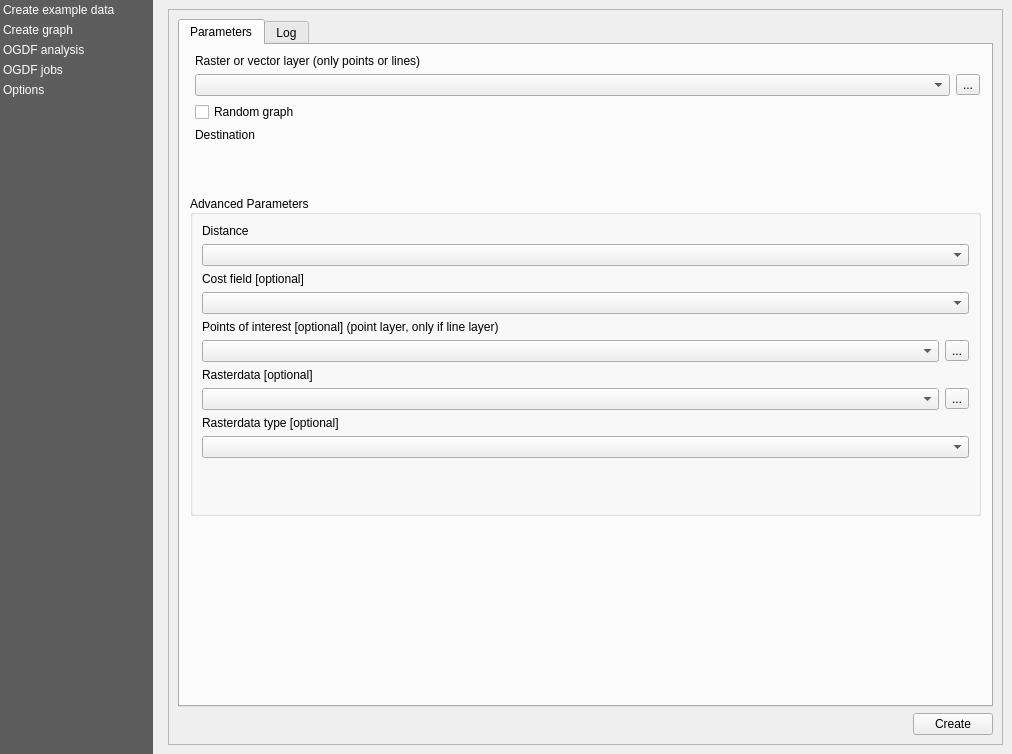
First picture: the form in views/PluginDialog.ui, repository S-P-A-N-N-E-R-S/Frontend, before the edit.
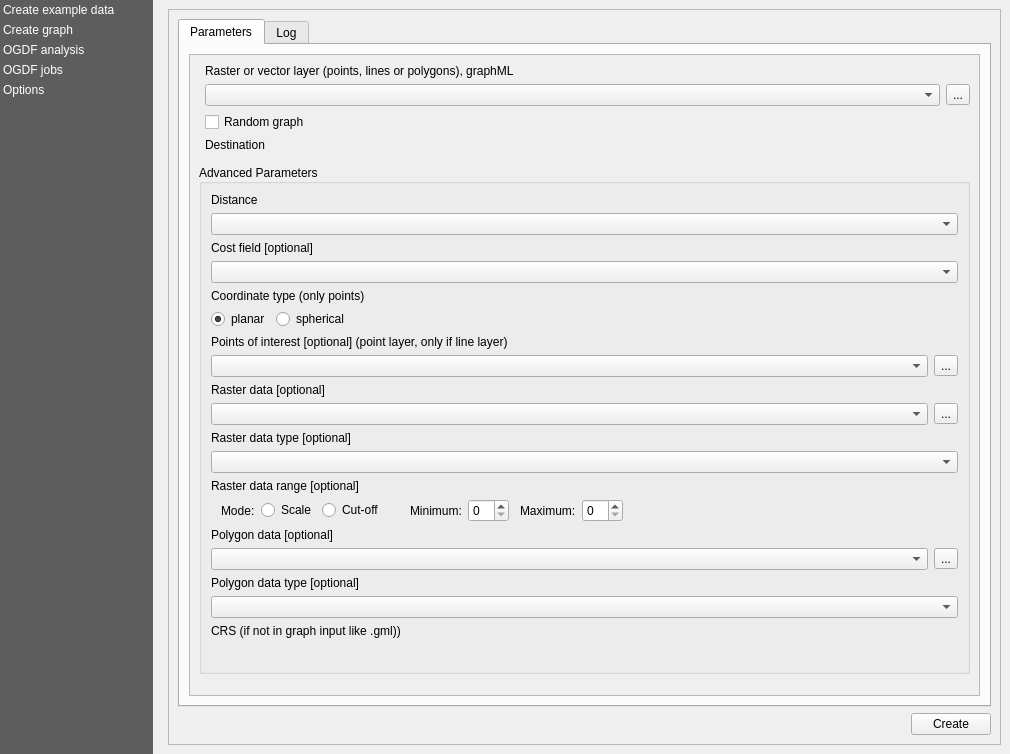
Second picture: the form after the edit. The open tabs and pages were chosen to show the change. Custom widgets are drawn as their Qt base class.

Commit message: Add input fields according to requirements analysis, refs #1

Patch:
```diff
--- a/views/PluginDialog.ui
+++ b/views/PluginDialog.ui
@@ -9,7 +9,7 @@
    <rect>
     <x>0</x>
     <y>0</y>
-    <width>1012</width>
+    <width>1010</width>
     <height>754</height>
    </rect>
   </property>
@@ -140,7 +140,7 @@
           <rect>
            <x>0</x>
            <y>0</y>
-           <width>833</width>
+           <width>831</width>
            <height>734</height>
           </rect>
          </property>
@@ -261,25 +261,33 @@
                    <attribute name="title">
                     <string>Parameters</string>
                    </attribute>
-                   <widget class="QWidget" name="formLayoutWidget_2">
+                   <layout class="QVBoxLayout" name="verticalLayout_16">
+                    <item>
+                     <widget class="QScrollArea" name="scrollArea">
+                      <property name="widgetResizable">
+                       <bool>true</bool>
+                      </property>
+                      <widget class="QWidget" name="scrollAreaWidgetContents_2">
                     <property name="geometry">
                      <rect>
-                      <x>9</x>
-                      <y>9</y>
-                      <width>791</width>
-                      <height>131</height>
-                     </rect>
-                    </property>
-                    <layout class="QFormLayout" name="formLayout_2">
+                         <x>0</x>
+                         <y>-77</y>
+                         <width>773</width>
+                         <height>711</height>
+                        </rect>
+                       </property>
+                       <layout class="QVBoxLayout" name="verticalLayout_18">
+                        <item>
+                         <layout class="QFormLayout" name="formLayout_10">
                      <item row="0" column="1">
                       <widget class="QLabel" name="create_graph_input_label">
                        <property name="text">
-                        <string>Raster or vector layer (only points or lines)</string>
+                             <string>Raster or vector layer (points, lines or polygons), graphML</string>
                        </property>
                       </widget>
                      </item>
                      <item row="1" column="1">
-                      <layout class="QHBoxLayout" name="horizontalLayout_5">
+                           <layout class="QHBoxLayout" name="horizontalLayout_17">
                        <item>
                         <widget class="QgsMapLayerComboBox" name="create_graph_input"/>
                        </item>
@@ -323,16 +331,9 @@
                       </widget>
                      </item>
                     </layout>
-                   </widget>
+                        </item>
+                        <item>
                    <widget class="QgsCollapsibleGroupBox" name="mGroupBox">
-                    <property name="geometry">
-                     <rect>
-                      <x>10</x>
-                      <y>150</y>
-                      <width>791</width>
-                      <height>321</height>
-                     </rect>
-                    </property>
                     <property name="title">
                      <string>Advanced Parameters</string>
                     </property>
@@ -387,14 +388,42 @@
                         <widget class="QgsFieldComboBox" name="create_graph_cost_input"/>
                        </item>
                        <item row="4" column="0">
+                              <widget class="QLabel" name="create_graph_coordinatetype_label">
+                               <property name="text">
+                                <string>Coordinate type (only points)</string>
+                               </property>
+                              </widget>
+                             </item>
+                             <item row="5" column="0">
+                              <layout class="QHBoxLayout" name="horizontalLayout_12">
+                               <item>
+                                <widget class="QRadioButton" name="create_graph_coordinatetype_planar">
+                                 <property name="text">
+                                  <string>planar</string>
+                                 </property>
+                                 <property name="checked">
+                                  <bool>true</bool>
+                                 </property>
+                                </widget>
+                               </item>
+                               <item>
+                                <widget class="QRadioButton" name="create_graph_coordinatestype_spherical">
+                                 <property name="text">
+                                  <string>spherical</string>
+                                 </property>
+                                </widget>
+                               </item>
+                              </layout>
+                             </item>
+                             <item row="6" column="0">
                         <widget class="QLabel" name="create_graph_poi_label">
                          <property name="text">
                           <string>Points of interest [optional] (point layer, only if line layer)</string>
                          </property>
                         </widget>
                        </item>
-                       <item row="5" column="0" colspan="2">
-                        <layout class="QHBoxLayout" name="horizontalLayout_4">
+                             <item row="7" column="0" colspan="2">
+                              <layout class="QHBoxLayout" name="horizontalLayout_13">
                          <item>
                           <widget class="QgsMapLayerComboBox" name="create_graph_poi_input"/>
                          </item>
@@ -407,15 +436,15 @@
                          </item>
                         </layout>
                        </item>
-                       <item row="6" column="0">
+                             <item row="8" column="0">
                         <widget class="QLabel" name="create_graph_raster_label">
                          <property name="text">
-                          <string>Rasterdata [optional]</string>
+                                <string>Raster data [optional]</string>
                          </property>
                         </widget>
                        </item>
-                       <item row="7" column="0" colspan="2">
-                        <layout class="QHBoxLayout" name="horizontalLayout_6">
+                             <item row="9" column="0" colspan="2">
+                              <layout class="QHBoxLayout" name="horizontalLayout_14">
                          <item>
                           <widget class="QgsMapLayerComboBox" name="create_graph_raster_input"/>
                          </item>
@@ -428,20 +457,216 @@
                          </item>
                         </layout>
                        </item>
-                       <item row="8" column="0">
+                             <item row="10" column="0">
                         <widget class="QLabel" name="create_graph_rastertype_label">
                          <property name="text">
-                          <string>Rasterdata type [optional]</string>
+                                <string>Raster data type [optional]</string>
                          </property>
                         </widget>
                        </item>
-                       <item row="9" column="0" colspan="2">
+                             <item row="11" column="0" colspan="2">
                         <widget class="QComboBox" name="create_graph_rastertype_input"/>
                        </item>
-                      </layout>
-                     </item>
-                    </layout>
-                   </widget>
+                             <item row="12" column="0">
+                              <widget class="QLabel" name="create_graph_rasterrange_label">
+                               <property name="text">
+                                <string>Raster data range [optional]</string>
+                               </property>
+                              </widget>
+                             </item>
+                             <item row="13" column="0" colspan="2">
+                              <layout class="QHBoxLayout" name="horizontalLayout_15">
+                               <item>
+                                <spacer name="horizontalSpacer_8">
+                                 <property name="orientation">
+                                  <enum>Qt::Horizontal</enum>
+                                 </property>
+                                 <property name="sizeType">
+                                  <enum>QSizePolicy::Maximum</enum>
+                                 </property>
+                                 <property name="sizeHint" stdset="0">
+                                  <size>
+                                   <width>10</width>
+                                   <height>20</height>
+                                  </size>
+                                 </property>
+                                </spacer>
+                               </item>
+                               <item>
+                                <widget class="QLabel" name="create_graph_rasterrangemode_label">
+                                 <property name="text">
+                                  <string>Mode:</string>
+                                 </property>
+                                </widget>
+                               </item>
+                               <item>
+                                <widget class="QRadioButton" name="create_graph_rasterrange_scale_input">
+                                 <property name="text">
+                                  <string>Scale</string>
+                                 </property>
+                                </widget>
+                               </item>
+                               <item>
+                                <widget class="QRadioButton" name="create_graph_rasterrange_cutoff_input">
+                                 <property name="text">
+                                  <string>Cut-off</string>
+                                 </property>
+                                </widget>
+                               </item>
+                               <item>
+                                <spacer name="horizontalSpacer_9">
+                                 <property name="orientation">
+                                  <enum>Qt::Horizontal</enum>
+                                 </property>
+                                 <property name="sizeType">
+                                  <enum>QSizePolicy::Maximum</enum>
+                                 </property>
+                                 <property name="sizeHint" stdset="0">
+                                  <size>
+                                   <width>20</width>
+                                   <height>20</height>
+                                  </size>
+                                 </property>
+                                </spacer>
+                               </item>
+                               <item>
+                                <widget class="QLabel" name="create_graph_rastermin_label">
+                                 <property name="text">
+                                  <string>Minimum:</string>
+                                 </property>
+                                </widget>
+                               </item>
+                               <item>
+                                <widget class="QSpinBox" name="create_graph_rastermin_input"/>
+                               </item>
+                               <item>
+                                <spacer name="horizontalSpacer_10">
+                                 <property name="orientation">
+                                  <enum>Qt::Horizontal</enum>
+                                 </property>
+                                 <property name="sizeType">
+                                  <enum>QSizePolicy::Maximum</enum>
+                                 </property>
+                                 <property name="sizeHint" stdset="0">
+                                  <size>
+                                   <width>5</width>
+                                   <height>20</height>
+                                  </size>
+                                 </property>
+                                </spacer>
+                               </item>
+                               <item>
+                                <widget class="QLabel" name="create_graph_rastermax_label">
+                                 <property name="text">
+                                  <string>Maximum:</string>
+                                 </property>
+                                </widget>
+                               </item>
+                               <item>
+                                <widget class="QSpinBox" name="create_graph_rastermax_input">
+                                 <property name="frame">
+                                  <bool>true</bool>
+                                 </property>
+                                 <property name="minimum">
+                                  <number>0</number>
+                                 </property>
+                                 <property name="value">
+                                  <number>0</number>
+                                 </property>
+                                </widget>
+                               </item>
+                               <item>
+                                <spacer name="horizontalSpacer_11">
+                                 <property name="orientation">
+                                  <enum>Qt::Horizontal</enum>
+                                 </property>
+                                 <property name="sizeHint" stdset="0">
+                                  <size>
+                                   <width>40</width>
+                                   <height>20</height>
+                                  </size>
+                                 </property>
+                                </spacer>
+                               </item>
+                              </layout>
+                             </item>
+                             <item row="14" column="0">
+                              <widget class="QLabel" name="create_graph_polygon_label">
+                               <property name="text">
+                                <string>Polygon data [optional]</string>
+                               </property>
+                              </widget>
+                             </item>
+                             <item row="15" column="0" colspan="2">
+                              <layout class="QHBoxLayout" name="horizontalLayout_16">
+                               <item>
+                                <widget class="QgsMapLayerComboBox" name="create_graph_polygon_input"/>
+                               </item>
+                               <item>
+                                <widget class="QToolButton" name="create_graph_polygon_input_tools">
+                                 <property name="text">
+                                  <string>...</string>
+                                 </property>
+                                </widget>
+                               </item>
+                              </layout>
+                             </item>
+                             <item row="16" column="0">
+                              <widget class="QLabel" name="create_graph_polygontype_label">
+                               <property name="text">
+                                <string>Polygon data type [optional]</string>
+                               </property>
+                              </widget>
+                             </item>
+                             <item row="17" column="0" colspan="2">
+                              <widget class="QComboBox" name="create_graph_polygontype_input"/>
+                             </item>
+                             <item row="18" column="0">
+                              <widget class="QLabel" name="create_graph_crs_label">
+                               <property name="text">
+                                <string>CRS (if not in graph input like .gml))</string>
+                               </property>
+                              </widget>
+                             </item>
+                             <item row="19" column="0" colspan="2">
+                              <widget class="QgsProjectionSelectionWidget" name="create_graph_crs_input"/>
+                             </item>
+                             <item row="20" column="0">
+                              <spacer name="verticalSpacer_2">
+                               <property name="orientation">
+                                <enum>Qt::Vertical</enum>
+                               </property>
+                               <property name="sizeHint" stdset="0">
+                                <size>
+                                 <width>20</width>
+                                 <height>40</height>
+                                </size>
+                               </property>
+                              </spacer>
+                             </item>
+                            </layout>
+                           </item>
+                          </layout>
+                         </widget>
+                        </item>
+                        <item>
+                         <spacer name="verticalSpacer_3">
+                          <property name="orientation">
+                           <enum>Qt::Vertical</enum>
+                          </property>
+                          <property name="sizeHint" stdset="0">
+                           <size>
+                            <width>20</width>
+                            <height>40</height>
+                           </size>
+                          </property>
+                         </spacer>
+                        </item>
+                       </layout>
+                      </widget>
+                     </widget>
+                    </item>
+                   </layout>
                   </widget>
                   <widget class="QWidget" name="tab_4">
                    <attribute name="title">
```
Left out of the diff: 6 changed lines with no effect on the pictures. Lines whose indentation alone changed are shown as unchanged. The commit also changes 3 other files.
